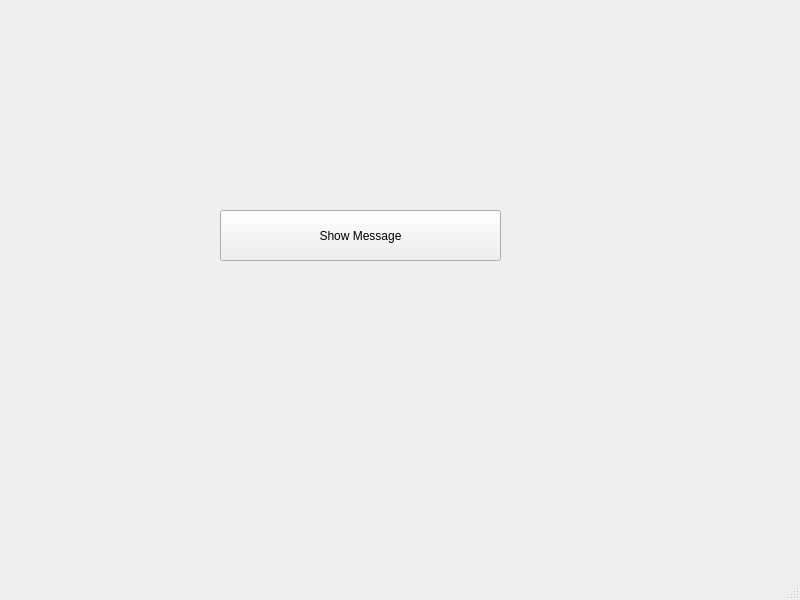
First picture: the form in mainwindow.ui, repository silverfoxpt/cryptoGUI, before the edit.
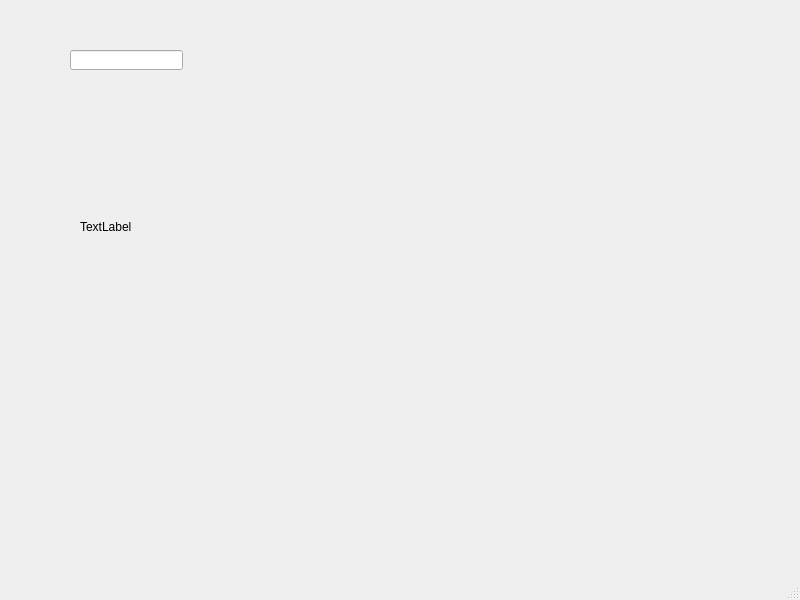
Second picture: the form after the edit.

Patch:
```diff
--- a/mainwindow.ui
+++ b/mainwindow.ui
@@ -14,17 +14,42 @@
    <string>MainWindow</string>
   </property>
   <widget class="QWidget" name="centralwidget">
-   <widget class="QPushButton" name="pushButton">
+   <widget class="QLabel" name="newLab">
     <property name="geometry">
      <rect>
-      <x>220</x>
-      <y>210</y>
-      <width>281</width>
-      <height>51</height>
+      <x>80</x>
+      <y>220</y>
+      <width>461</width>
+      <height>111</height>
      </rect>
     </property>
+    <property name="sizePolicy">
+     <sizepolicy hsizetype="MinimumExpanding" vsizetype="MinimumExpanding">
+      <horstretch>0</horstretch>
+      <verstretch>0</verstretch>
+     </sizepolicy>
+    </property>
     <property name="text">
-     <string>Show Message</string>
+     <string>TextLabel</string>
+    </property>
+    <property name="scaledContents">
+     <bool>true</bool>
+    </property>
+    <property name="alignment">
+     <set>Qt::AlignLeading|Qt::AlignLeft|Qt::AlignTop</set>
+    </property>
+    <property name="wordWrap">
+     <bool>true</bool>
+    </property>
+   </widget>
+   <widget class="QLineEdit" name="lineEdit">
+    <property name="geometry">
+     <rect>
+      <x>70</x>
+      <y>50</y>
+      <width>113</width>
+      <height>20</height>
+     </rect>
     </property>
    </widget>
   </widget>
```
Left out of the diff: 2 changed lines with no effect on the pictures.
